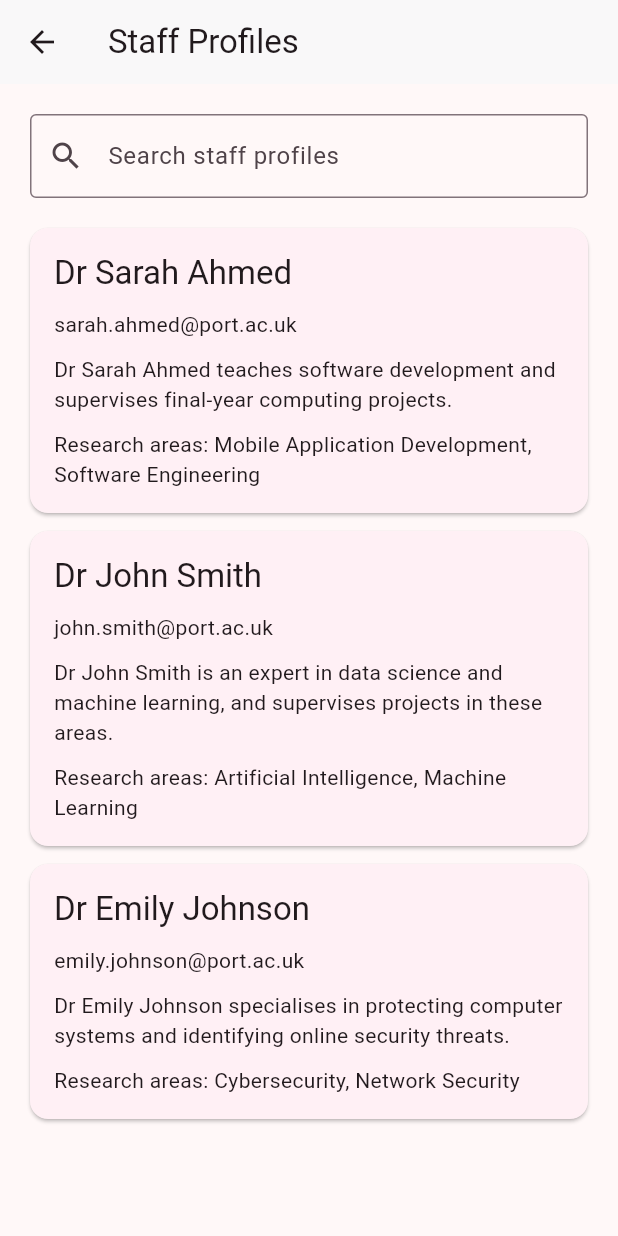
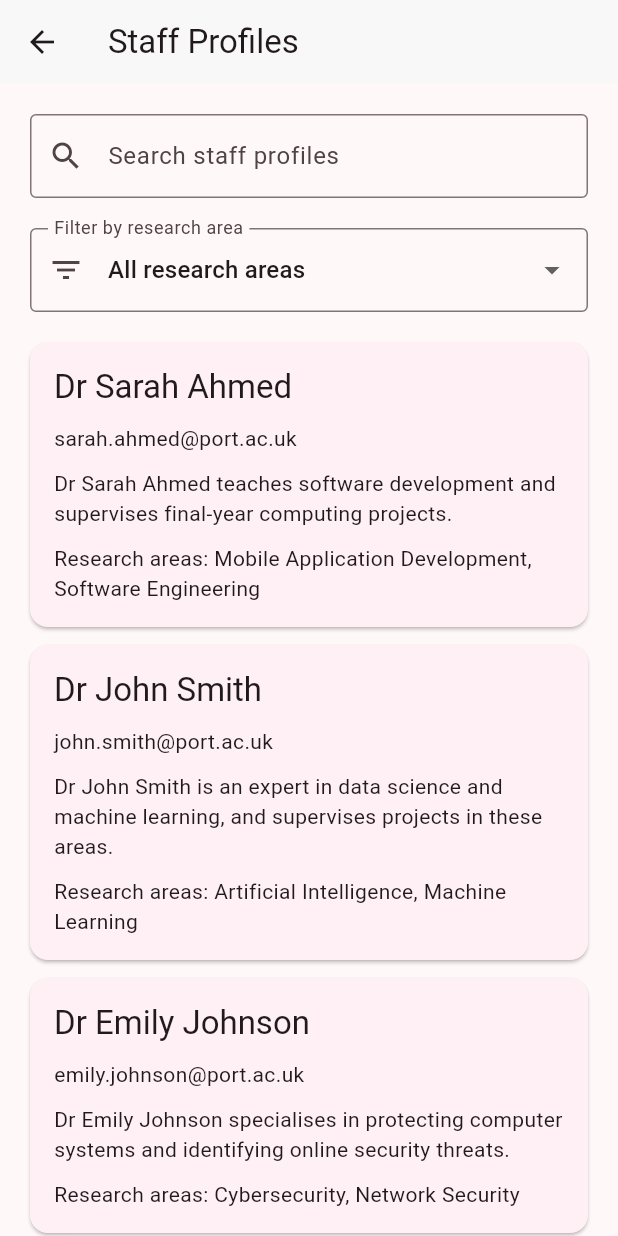
Before and after one commit to jiabhullar/project_supervisor_app, a Flutter app: the StaffProfilesScreen screen opened directly, on a phone screen of 412 x 824 dp. Run offline on Flutter 3.47's test engine with Material 3 defaults, Android fonts, the phone set to English and light mode, and no system bars.

Commit message:
filter staff by research area

```diff
--- a/lib/pages/staff_profiles.dart
+++ b/lib/pages/staff_profiles.dart
@@ -11,6 +11,7 @@ class StaffProfilesScreen extends StatefulWidget {
 
 class _StaffProfilesScreenState extends State<StaffProfilesScreen> {
   String searchText = '';
+  String selectedResearchArea = 'All';
 
   final List<StaffMember> staffMembers = const [
     StaffMember(
@@ -58,10 +59,15 @@ class _StaffProfilesScreenState extends State<StaffProfilesScreen> {
       final String researchAreas =
           staffMember.researchAreas.join(' ').toLowerCase();
 
-      return staffMember.name
-              .toLowerCase()
-              .contains(searchText.toLowerCase()) ||
+      final bool matchesSearch = staffMember.name
+          .toLowerCase()
+          .contains(searchText.toLowerCase()) ||
           researchAreas.contains(searchText.toLowerCase());
+
+      final bool matchesResearchArea = selectedResearchArea == 'All' ||
+          staffMember.researchAreas.contains(selectedResearchArea);
+
+      return matchesSearch && matchesResearchArea;
     }).toList();
 
     return Scaffold(
@@ -82,6 +88,54 @@ class _StaffProfilesScreenState extends State<StaffProfilesScreen> {
                 setState(() {
                   searchText = value;
                 });
+              },
+            ),
+          ),
+          Padding(
+            padding: const EdgeInsets.fromLTRB(20, 0, 20, 20),
+            child: DropdownButtonFormField<String>(
+              initialValue: selectedResearchArea,
+              decoration: const InputDecoration(
+                labelText: 'Filter by research area',
+                prefixIcon: Icon(Icons.filter_list),
+                border: OutlineInputBorder(),
+              ),
+              items: const [
+                DropdownMenuItem(
+                  value: 'All',
+                  child: Text('All research areas'),
+                ),
+                DropdownMenuItem(
+                  value: 'Mobile Application Development',
+                  child: Text('Mobile Application Development'),
+                ),
+                DropdownMenuItem(
+                  value: 'Software Engineering',
+                  child: Text('Software Engineering'),
+                ),
+                DropdownMenuItem(
+                  value: 'Artificial Intelligence',
+                  child: Text('Artificial Intelligence'),
+                ),
+                DropdownMenuItem(
+                  value: 'Machine Learning',
+                  child: Text('Machine Learning'),
+                ),
+                DropdownMenuItem(
+                  value: 'Cybersecurity',
+                  child: Text('Cybersecurity'),
+                ),
+                DropdownMenuItem(
+                  value: 'Network Security',
+                  child: Text('Network Security'),
+                ),
+              ],
+              onChanged: (String? value) {
+                if (value != null) {
+                  setState(() {
+                    selectedResearchArea = value;
+                  });
+                }
               },
             ),
           ),
```
